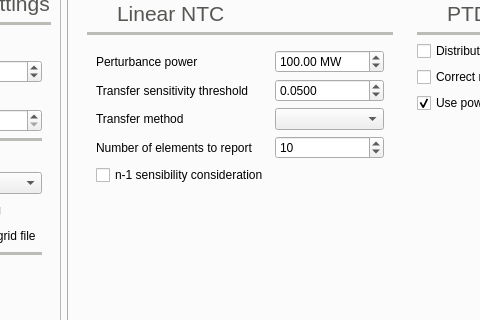
Old version of the form src/GridCal/Gui/Main/MainWindow.ui in the repository SanPen/GridCal; both pictures show x 154 to 634 and y 101 to 421 of the 1194 by 794 pixel window.
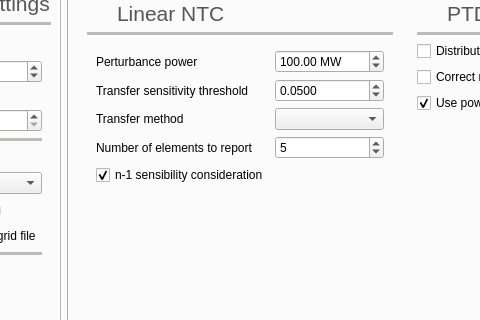
New version of the form. The open tabs and pages were chosen to show the change. Icons and pictures are not drawn.

What changed in the file:
```diff
--- a/src/GridCal/Gui/Main/MainWindow.ui
+++ b/src/GridCal/Gui/Main/MainWindow.ui
@@ -3921,13 +3921,13 @@
                      <string>Top NTC limiting elements. Set to -1 to display all.</string>
                     </property>
                     <property name="minimum">
-                     <number>-1</number>
+                     <number>0</number>
                     </property>
                     <property name="maximum">
                      <number>999999999</number>
                     </property>
                     <property name="value">
-                     <number>10</number>
+                     <number>5</number>
                     </property>
                    </widget>
                   </item>
@@ -3969,6 +3969,9 @@
                     <property name="text">
                      <string>n-1 sensibility consideration</string>
                     </property>
+                    <property name="checked">
+                     <bool>true</bool>
+                    </property>
                    </widget>
                   </item>
                  </layout>
```
